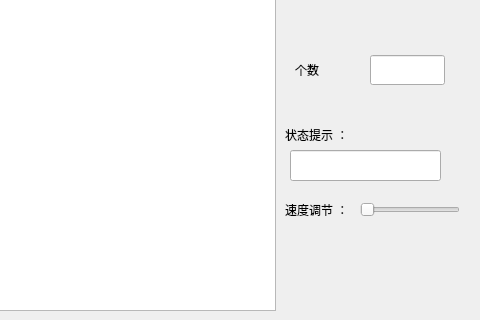
Above: mystack.ui from bkqkdksdr/QT before the change; both pictures show x 520 to 1000 and y 405 to 725 of the 1000 by 725 pixel window. Below: the same form after it.
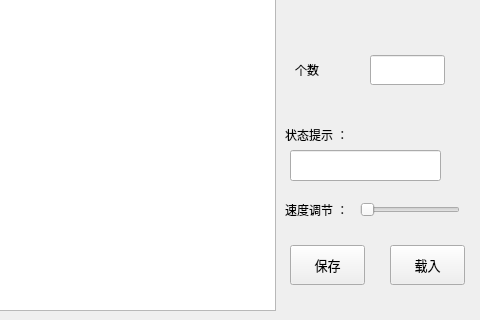
That is the form after the change.

Commit message: 最后增加保存、提取 再也不改！

```diff
--- a/mystack.ui
+++ b/mystack.ui
@@ -412,6 +412,56 @@
     </size>
    </property>
   </widget>
+  <widget class="QPushButton" name="saveButton">
+   <property name="geometry">
+    <rect>
+     <x>810</x>
+     <y>650</y>
+     <width>75</width>
+     <height>40</height>
+    </rect>
+   </property>
+   <property name="minimumSize">
+    <size>
+     <width>0</width>
+     <height>20</height>
+    </size>
+   </property>
+   <property name="font">
+    <font>
+     <family>Consolas</family>
+     <pointsize>10</pointsize>
+    </font>
+   </property>
+   <property name="text">
+    <string>保存</string>
+   </property>
+  </widget>
+  <widget class="QPushButton" name="loadButton">
+   <property name="geometry">
+    <rect>
+     <x>910</x>
+     <y>650</y>
+     <width>75</width>
+     <height>40</height>
+    </rect>
+   </property>
+   <property name="minimumSize">
+    <size>
+     <width>0</width>
+     <height>20</height>
+    </size>
+   </property>
+   <property name="font">
+    <font>
+     <family>Consolas</family>
+     <pointsize>10</pointsize>
+    </font>
+   </property>
+   <property name="text">
+    <string>载入</string>
+   </property>
+  </widget>
  </widget>
  <resources/>
  <connections/>
```
The commit also changes 24 other files.
